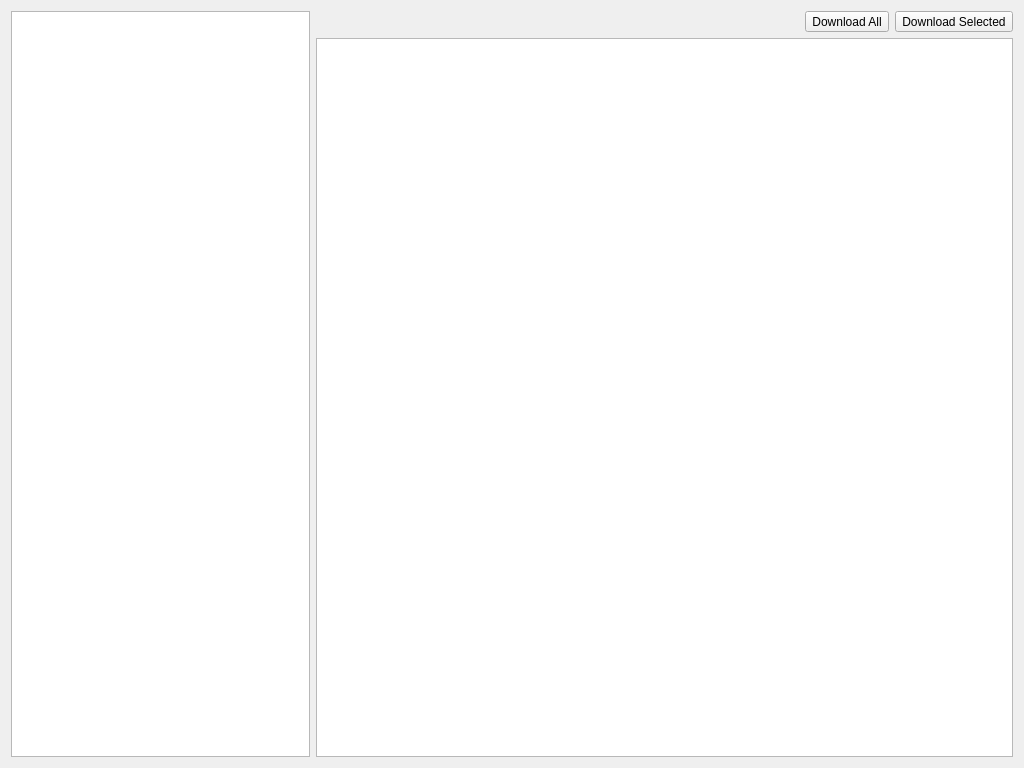
This is ui/cameraform.ui in hazirbas/lyli as Qt 5 draws it before an edit. The edited form follows.
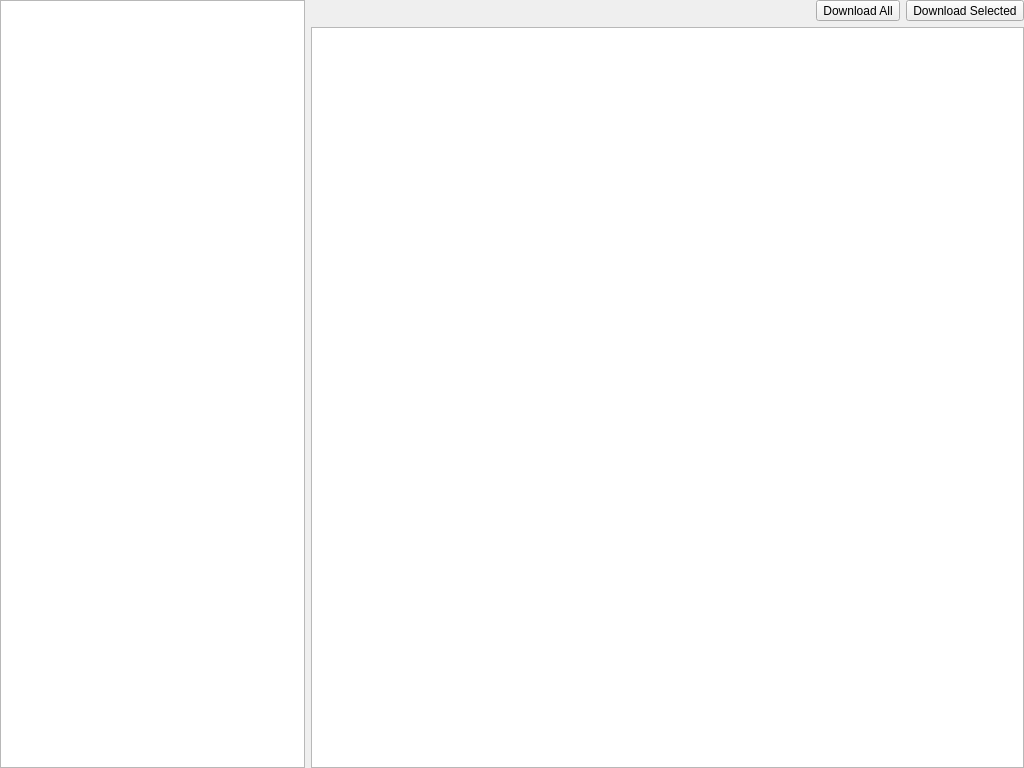
This is the edited form.

Commit message: ui: reduce margins a bit.

The edit to the form file:
```diff
--- a/ui/cameraform.ui
+++ b/ui/cameraform.ui
@@ -20,6 +20,9 @@
    <string>Form</string>
   </property>
   <layout class="QGridLayout" name="gridLayout">
+   <property name="margin">
+    <number>0</number>
+   </property>
    <item row="0" column="0" rowspan="2">
     <widget class="QListView" name="cameraList">
      <property name="sizePolicy">
```
The commit also changes 3 other files.
